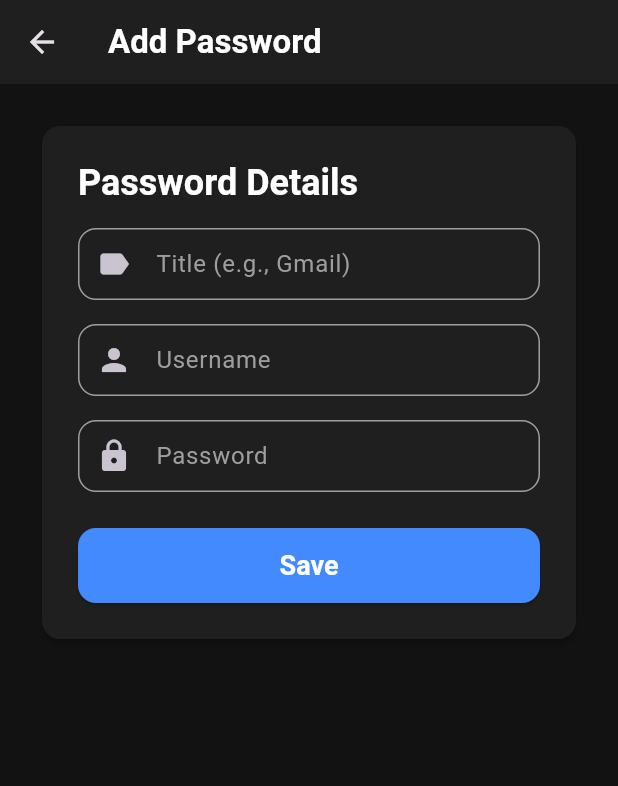
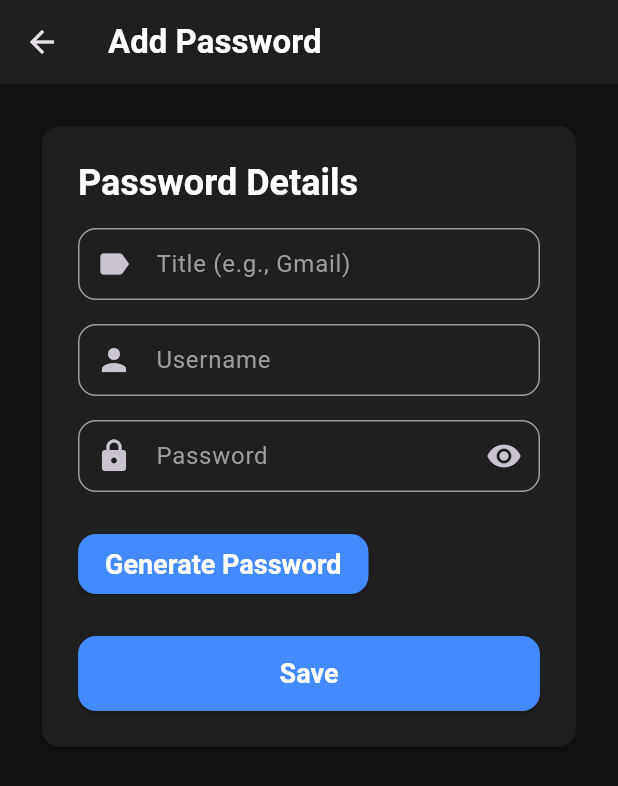
Before and after one commit to Jacob-005/Password-Manager, a Flutter app: the AddEditScreen screen opened directly, on a phone screen of 412 x 824 dp. Shown: the top 786 px of the screen. Run offline on Flutter 3.47's test engine with Material 3 defaults, Android fonts, the phone set to English and light mode, and no system bars; our stand-ins replace cloud_firestore, firebase_auth, firebase_core; missing offline and left inert: encrypt; accounts and stored records are empty.

Commit message:
Feature Update

```diff
--- a/lib/screens/add_edit_screen.dart
+++ b/lib/screens/add_edit_screen.dart
@@ -1,3 +1,4 @@
+import 'dart:math';
 import 'package:flutter/material.dart';
 import 'package:password_manager/models/password_entry.dart';
 import 'package:password_manager/services/firestore_service.dart';
@@ -17,13 +18,69 @@ class _AddEditScreenState extends State<AddEditScreen> {
   final TextEditingController _usernameController = TextEditingController();
   final TextEditingController _passwordController = TextEditingController();
   bool _isLoading = false;
+  String _passwordStrength = '';
+  bool _obscureText = true;
+
+  // Evaluate password strength
+  String evaluatePasswordStrength(String password) {
+    if (password.isEmpty) return '';
+    if (password.length < 6) return 'Weak';
+    int score = 0;
+    if (password.length >= 8) score++;
+    if (password.contains(RegExp(r'[A-Z]'))) score++;
+    if (password.contains(RegExp(r'[0-9]'))) score++;
+    if (password.contains(RegExp(r'[!@#$%^&*(),.?":{}|<>]'))) score++;
+    if (score >= 3) return 'Strong';
+    if (score >= 2) return 'Medium';
+    return 'Weak';
+  }
+
+  // Get color for password strength
+  Color getStrengthColor(String strength) {
+    switch (strength) {
+      case 'Strong':
+        return Colors.green;
+      case 'Medium':
+        return Colors.yellow;
+      case 'Weak':
+        return Colors.red;
+      default:
+        return Colors.grey;
+    }
+  }
+
+  // Generate a random secure password
+  String generatePassword() {
+    const String chars =
+        'abcdefghijklmnopqrstuvwxyzABCDEFGHIJKLMNOPQRSTUVWXYZ0123456789!@#\$%^&*()';
+    final random = Random.secure();
+    return String.fromCharCodes(
+      Iterable.generate(
+          12, (_) => chars.codeUnitAt(random.nextInt(chars.length))),
+    );
+  }
+
+  @override
+  void initState() {
+    super.initState();
+    if (widget.entry != null) {
+      _titleController.text = widget.entry!.title;
+      _usernameController.text = widget.entry!.username;
+      _passwordController.text = widget.entry!.password;
+      _passwordStrength = evaluatePasswordStrength(_passwordController.text);
+    }
+    _passwordController.addListener(() {
+      setState(() {
+        _passwordStrength = evaluatePasswordStrength(_passwordController.text);
+      });
+    });
+  }
 
   void _showErrorSnackBar(String message) {
-    String userFriendlyMessage = message; // Default to passed message
+    String userFriendlyMessage = message;
     if (message == 'Please fill all fields') {
       userFriendlyMessage = 'Oops! Please fill in all fields to continue.';
     }
-
     ScaffoldMessenger.of(context).showSnackBar(
       SnackBar(
         content: Text(
@@ -35,31 +92,17 @@ class _AddEditScreenState extends State<AddEditScreen> {
         ),
         backgroundColor: Colors.redAccent,
         behavior: SnackBarBehavior.floating,
-        shape: RoundedRectangleBorder(
-          borderRadius: BorderRadius.circular(12),
-        ),
+        shape: RoundedRectangleBorder(borderRadius: BorderRadius.circular(12)),
         margin: const EdgeInsets.symmetric(horizontal: 16, vertical: 10),
         elevation: 6,
         duration: const Duration(seconds: 3),
         action: SnackBarAction(
           label: 'Dismiss',
           textColor: Colors.white,
-          onPressed: () {
-            ScaffoldMessenger.of(context).hideCurrentSnackBar();
-          },
+          onPressed: () => ScaffoldMessenger.of(context).hideCurrentSnackBar(),
         ),
       ),
     );
-  }
-
-  @override
-  void initState() {
-    super.initState();
-    if (widget.entry != null) {
-      _titleController.text = widget.entry!.title;
-      _usernameController.text = widget.entry!.username;
-      _passwordController.text = widget.entry!.password;
-    }
   }
 
   @override
@@ -99,11 +142,50 @@ class _AddEditScreenState extends State<AddEditScreen> {
                 const SizedBox(height: 16),
                 TextField(
                   controller: _passwordController,
-                  decoration: const InputDecoration(
+                  decoration: InputDecoration(
                     labelText: 'Password',
-                    prefixIcon: Icon(Icons.lock),
+                    prefixIcon: const Icon(Icons.lock),
+                    suffixIcon: IconButton(
+                      icon: Icon(_obscureText
+                          ? Icons.visibility
+                          : Icons.visibility_off),
+                      onPressed: () {
+                        setState(() {
+                          _obscureText = !_obscureText;
+                        });
+                      },
                     ),
-                  obscureText: true,
+                  ),
+                  obscureText: _obscureText,
+                ),
+                const SizedBox(height: 8),
+                if (_passwordStrength.isNotEmpty)
+                  Text(
+                    'Password Strength: $_passwordStrength',
+                    style: TextStyle(
+                      color: getStrengthColor(_passwordStrength),
+                      fontSize: 14,
+                      fontWeight: FontWeight.w600,
+                    ),
+                  ),
+                const SizedBox(height: 16),
+                ElevatedButton(
+                  onPressed: () {
+                    setState(() {
+                      _passwordController.text = generatePassword();
+                      _passwordStrength =
+                          evaluatePasswordStrength(_passwordController.text);
+                    });
+                  },
+                  style: ElevatedButton.styleFrom(
+                    backgroundColor: Colors.blueAccent,
+                    foregroundColor: Colors.white,
+                    shape: RoundedRectangleBorder(
+                        borderRadius: BorderRadius.circular(12)),
+                    padding: const EdgeInsets.symmetric(horizontal: 18),
+                  ),
+                  child: const Text('Generate Password',
+                      style: TextStyle(fontSize: 18)),
                 ),
                 const SizedBox(height: 24),
                 _isLoading
@@ -114,6 +196,7 @@ class _AddEditScreenState extends State<AddEditScreen> {
                               _usernameController.text.isNotEmpty &&
                               _passwordController.text.isNotEmpty) {
                             setState(() => _isLoading = true);
+                            try {
                               if (widget.entry == null) {
                                 await _firestore.addPassword(
                                   _titleController.text,
@@ -128,8 +211,12 @@ class _AddEditScreenState extends State<AddEditScreen> {
                                   _passwordController.text,
                                 );
                               }
+                              Navigator.pop(context);
+                            } catch (e) {
+                              _showErrorSnackBar('Error saving password: $e');
+                            } finally {
                               setState(() => _isLoading = false);
-                            Navigator.pop(context);
+                            }
                           } else {
                             _showErrorSnackBar('Please fill all fields');
                           }
@@ -146,4 +233,12 @@ class _AddEditScreenState extends State<AddEditScreen> {
       ),
     );
   }
+
+  @override
+  void dispose() {
+    _titleController.dispose();
+    _usernameController.dispose();
+    _passwordController.dispose();
+    super.dispose();
   }
+}
```
Lines whose indentation alone changed are shown as unchanged.
